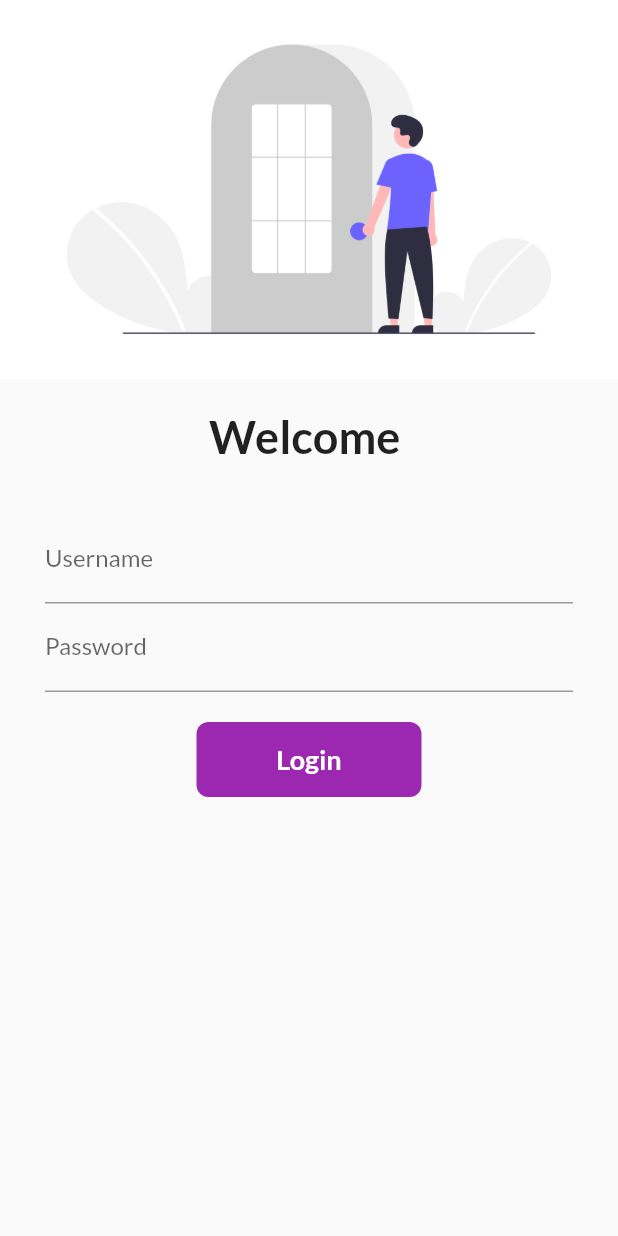
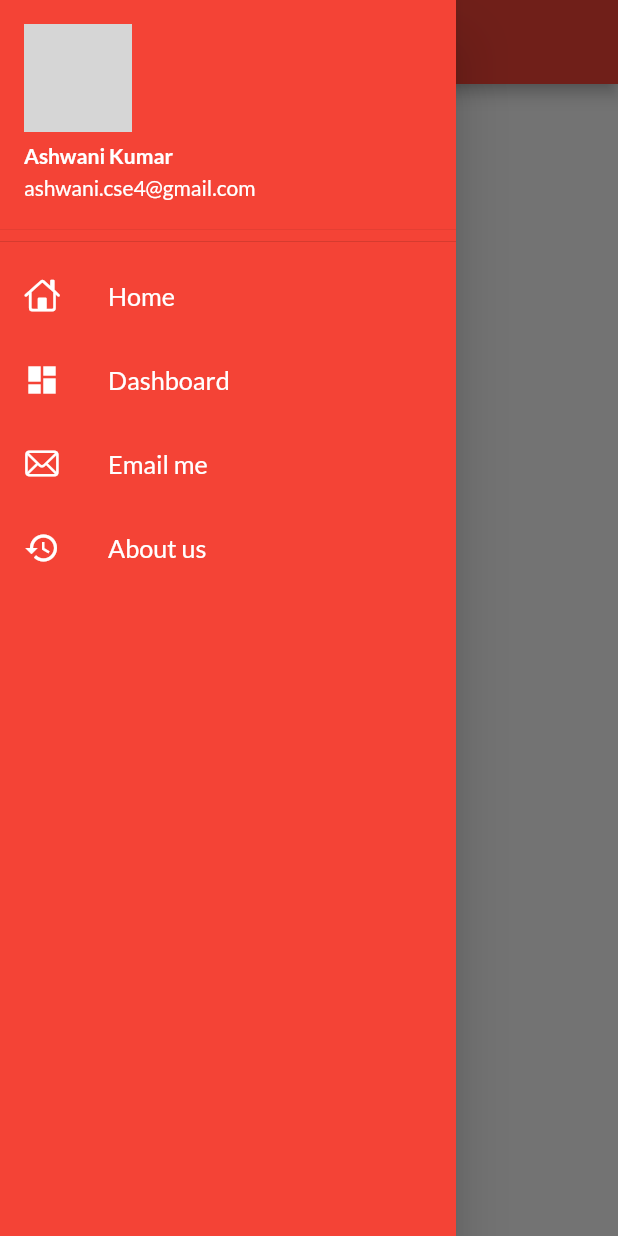
Before and after one commit to ashwani280496/30daysofflutter, a Flutter app: the screen it shows after launch, with the side drawer open (before the commit the screen has no drawer), on a phone screen of 412 x 824 dp. Run offline on Flutter 3.47's test engine with Material 2 defaults, Android fonts, the phone set to English and light mode, and no system bars; our stand-ins replace google_fonts; network calls fail; grey boxes are pictures that could not be loaded.

Commit message:
day 9 Completed with learnings of [+] Drawer with properties [+] ListView [+] Network Image

```diff
--- a/lib/Pages/home_pages.dart
+++ b/lib/Pages/home_pages.dart
@@ -1,4 +1,5 @@
 import 'package:flutter/material.dart';
+import 'package:flutter_catelog/widgets/myDrawer.dart';
 
 class HomePage extends StatefulWidget {
   const HomePage({Key? key}) : super(key: key);
@@ -16,10 +17,15 @@ class _HomePageState extends State<HomePage> {
       ),
       body: Center(
         child: Container(
-          child: Text("Welcome to flutter"),
+          child: ListView(
+            children: [
+              // Image.network(
+              //     "https://homepages.cae.wisc.edu/~ece533/images/airplane.png")
+            ],
+          ),
         ),
       ),
-      drawer: Drawer(elevation: 10),
+      drawer: MyDrawer(),
     );
   }
 }
--- a/lib/Pages/login_page.dart
+++ b/lib/Pages/login_page.dart
@@ -19,11 +19,11 @@ class _LoginPageState extends State<LoginPage> {
         isButtonPressed = true;
       });
 
-      // await Future.delayed(Duration(seconds: 1));
-      // await Navigator.pushNamed(context, MyRoutes.home);
-      // setState(() {
-      //   isButtonPressed = false;
-      // });
+      await Future.delayed(Duration(seconds: 1));
+      await Navigator.pushNamed(context, MyRoutes.home);
+      setState(() {
+        isButtonPressed = false;
+      });
     }
   }
 
--- a/lib/main.dart
+++ b/lib/main.dart
@@ -16,10 +16,11 @@ class MyApp extends StatelessWidget {
   @override
   Widget build(BuildContext context) {
     return MaterialApp(
+      debugShowCheckedModeBanner: false,
       themeMode: ThemeMode.dark,
       theme: ThemeData(
           fontFamily: GoogleFonts.lato().fontFamily, primarySwatch: Colors.red),
-      initialRoute: '/',
+      initialRoute: MyRoutes.home,
       routes: {
         '/': (context) => LoginPage(),
         MyRoutes.home: (context) => HomePage(),
--- /dev/null
+++ b/lib/widgets/myDrawer.dart
@@ -0,0 +1,77 @@
+import 'package:flutter/cupertino.dart';
+import 'package:flutter/material.dart';
+
+class MyDrawer extends StatelessWidget {
+  const MyDrawer({Key? key}) : super(key: key);
+
+  @override
+  Widget build(BuildContext context) {
+    final image = "https://unsplash.com/photos/TByr08LbMek";
+    return Drawer(
+      child: Container(
+        color: Colors.red,
+        child: ListView(
+          children: [
+            DrawerHeader(
+                padding: EdgeInsets.zero,
+                child: UserAccountsDrawerHeader(
+                  accountName: Text(
+                    "Ashwani Kumar",
+                    style: TextStyle(fontWeight: FontWeight.bold),
+                  ),
+                  accountEmail: Text("ashwani.cse4@gmail.com"),
+                  currentAccountPicture: CircleAvatar(
+                    backgroundImage: NetworkImage(
+                        "https://homepages.cae.wisc.edu/~ece533/images/airplane.png"),
+                  ),
+                )),
+            ListTile(
+              leading: Icon(
+                CupertinoIcons.home,
+                color: Colors.white,
+              ),
+              title: Text(
+                "Home",
+                style: TextStyle(color: Colors.white),
+                textScaleFactor: 1.2,
+              ),
+            ),
+            ListTile(
+              leading: Icon(
+                Icons.dashboard,
+                color: Colors.white,
+              ),
+              title: Text(
+                "Dashboard",
+                style: TextStyle(color: Colors.white),
+                textScaleFactor: 1.2,
+              ),
+            ),
+            ListTile(
+              leading: Icon(
+                CupertinoIcons.mail,
+                color: Colors.white,
+              ),
+              title: Text(
+                "Email me",
+                style: TextStyle(color: Colors.white),
+                textScaleFactor: 1.2,
+              ),
+            ),
+            ListTile(
+              leading: Icon(
+                Icons.history_sharp,
+                color: Colors.white,
+              ),
+              title: Text(
+                "About us",
+                style: TextStyle(color: Colors.white),
+                textScaleFactor: 1.2,
+              ),
+            )
+          ],
+        ),
+      ),
+    );
+  }
+}
```
